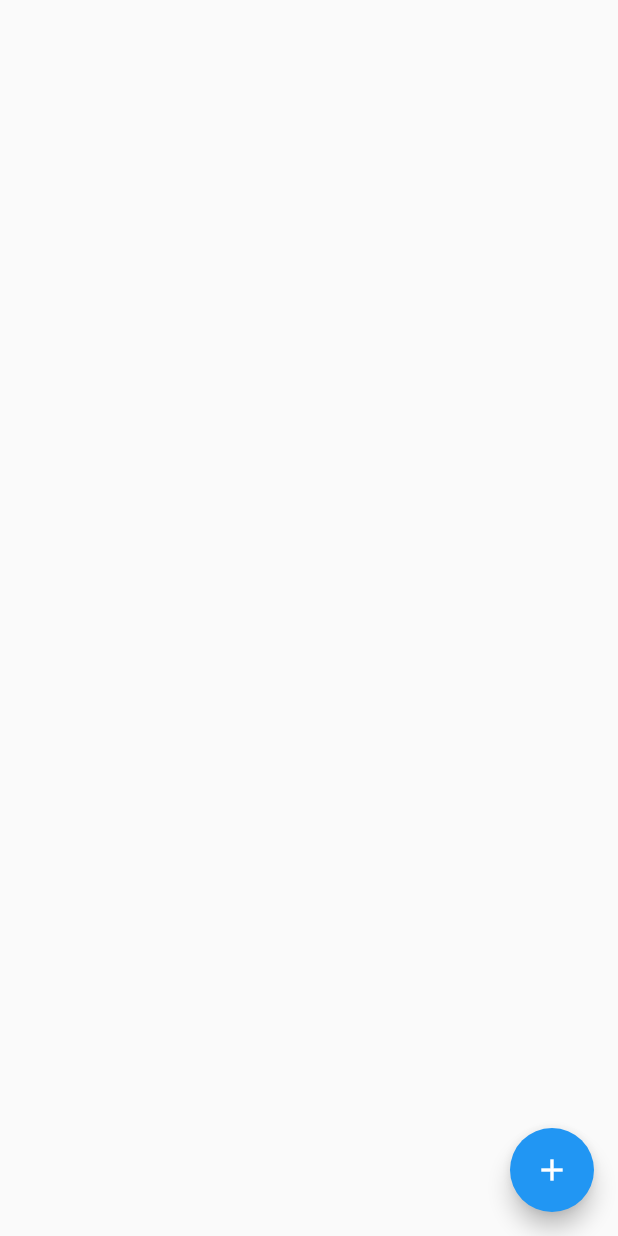
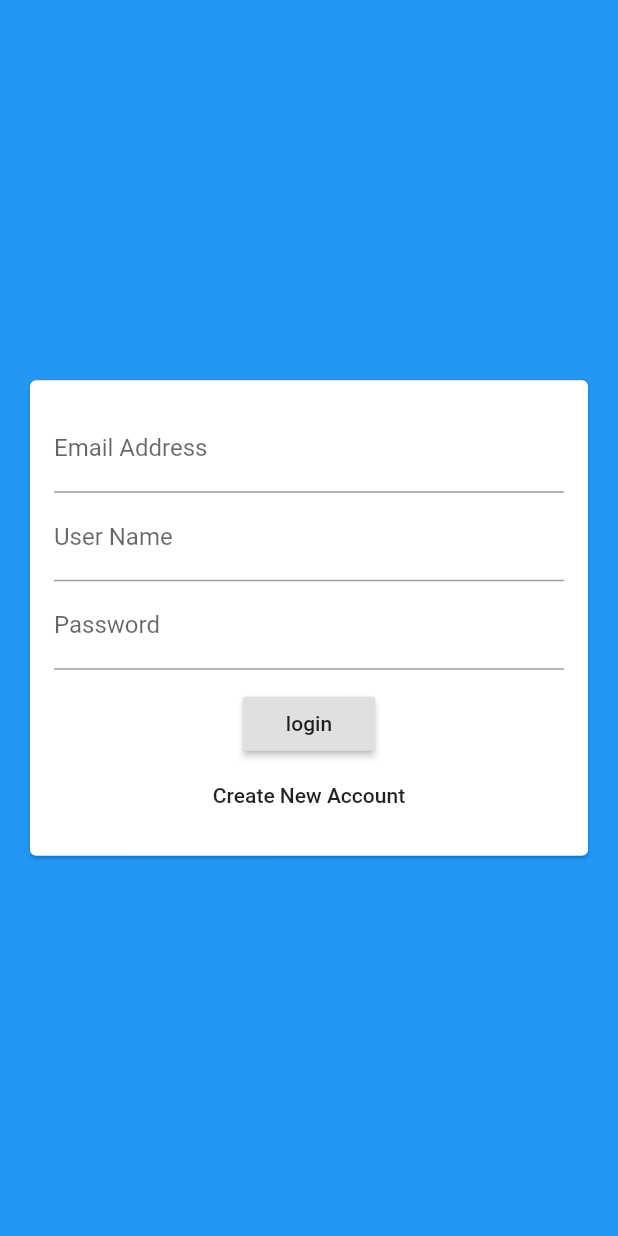
Before and after one commit to diehard04/Cheetoo_flutter, a Flutter app: the screen it shows after launch, on a phone screen of 412 x 824 dp. Run offline on Flutter 3.47's test engine with Material 2 defaults, Android fonts, the phone set to English and light mode, and no system bars; our stand-ins replace cloud_firestore; accounts and stored records are empty.

Commit message:
login screen

```diff
--- a/lib/main.dart
+++ b/lib/main.dart
@@ -1,3 +1,4 @@
+import 'package:cheetoo/screens/auth_screen.dart';
 import 'package:cheetoo/screens/chat_screen.dart';
 import 'package:flutter/material.dart';
 
@@ -12,7 +13,7 @@ class MyApp extends StatelessWidget {
       theme: ThemeData(
         primarySwatch: Colors.blue,
       ),
-      home: ChatScreen(),
+      home: AuthScreen(),
     );
   }
 }
--- a/lib/screens/auth_screen.dart
+++ b/lib/screens/auth_screen.dart
@@ -0,0 +1,22 @@
+import 'package:cheetoo/widgets/auth/auth_form.dart';
+import 'package:flutter/material.dart';
+
+class AuthScreen extends StatefulWidget {
+  @override
+  State<StatefulWidget> createState() {
+    // TODO: implement createState
+
+    return _AuthScreenState();
+  }
+}
+
+class _AuthScreenState extends State<AuthScreen> {
+  @override
+  Widget build(BuildContext context) {
+    // TODO: implement build
+    return Scaffold(
+      backgroundColor: Theme.of(context).primaryColor,
+      body: AuthForm(),
+    );
+  }
+}
--- a/lib/screens/chat_screen.dart
+++ b/lib/screens/chat_screen.dart
@@ -29,7 +29,10 @@ class ChatScreen extends StatelessWidget {
       floatingActionButton: FloatingActionButton(
         child: Icon(Icons.add),
         onPressed: () {
-
+            Firestore.instance.collection("chats/hxQHP2ZQ3bQx1RzAOKnt/messages")
+                .add({
+              'text' : 'This was added by clicking the button '
+            });
         },
       ),
     );
--- /dev/null
+++ b/lib/widgets/auth/auth_form.dart
@@ -0,0 +1,57 @@
+import 'package:flutter/material.dart';
+
+class AuthForm extends StatefulWidget {
+  @override
+  State<StatefulWidget> createState() {
+    // TODO: implement createState
+    return _AuthFormState();
+  }
+}
+
+class _AuthFormState extends State<AuthForm> {
+  @override
+  Widget build(BuildContext context) {
+    return Center(
+      child: Card(
+        margin: EdgeInsets.all(20),
+        child: SingleChildScrollView(
+          child: Padding(
+            padding: EdgeInsets.all(16),
+            child: Form(
+                child: Column(
+              mainAxisSize: MainAxisSize.min,
+              children: <Widget>[
+                TextFormField(
+                  keyboardType: TextInputType.emailAddress,
+                  decoration: InputDecoration(
+                    labelText: 'Email Address',
+                  ),
+                ),
+                TextFormField(
+                  decoration: InputDecoration(labelText: 'User Name'),
+                ),
+                TextFormField(
+                  decoration: InputDecoration(
+                    labelText: 'Password',
+                  ),
+                  obscureText: true,
+                ),
+                SizedBox(
+                  height: 12,
+                ),
+                RaisedButton(
+                  child: Text('login'),
+                  onPressed: () {},
+                ),
+                FlatButton(
+                  child: Text('Create New Account'),
+                  onPressed: () {},
+                )
+              ],
+            )),
+          ),
+        ),
+      ),
+    );
+  }
+}
```
Also changed, not shown: 4 other files.
